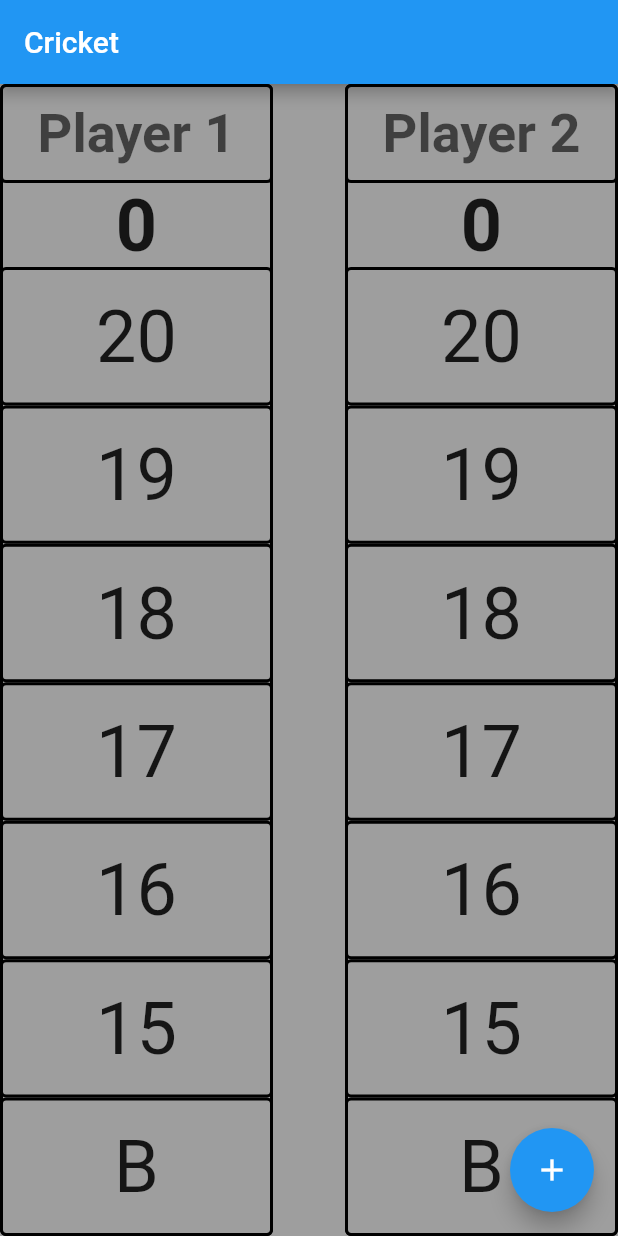
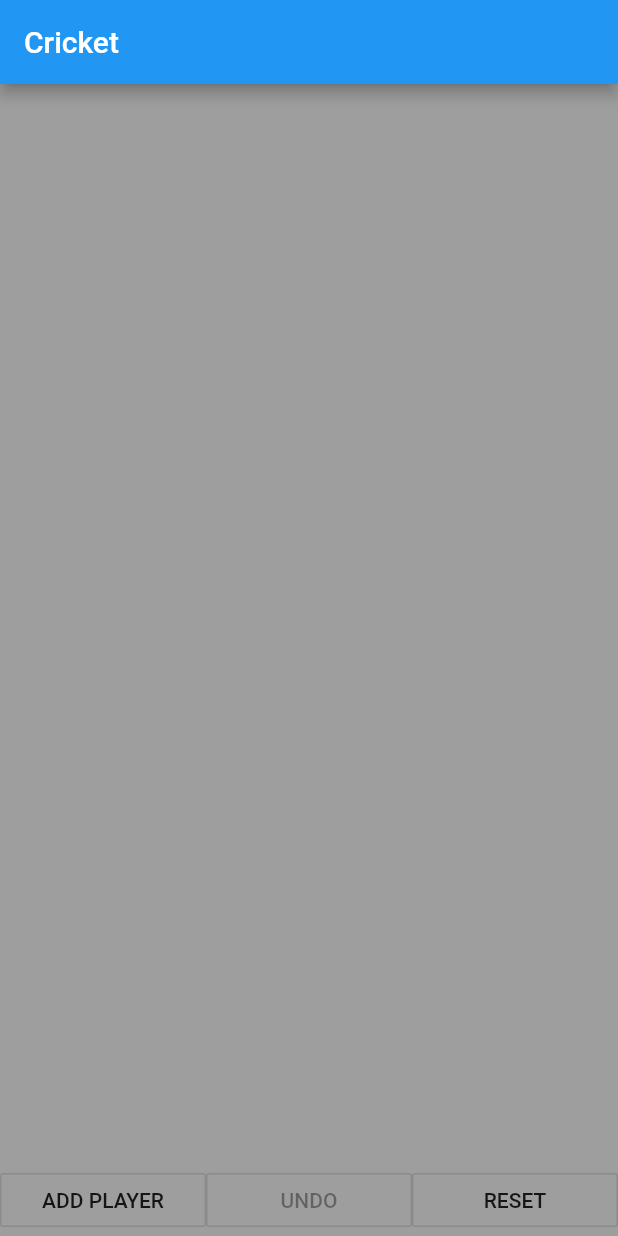
Before and after one commit to NickalasB/darts_scoreboard, a Flutter app: the screen it shows after launch, on a phone screen of 412 x 824 dp. Run offline on Flutter 3.47's test engine with Material 2 defaults, Android fonts, the phone set to English and light mode, and no system bars.

Commit message:
Add clear button and add player

```diff
--- a/lib/main.dart
+++ b/lib/main.dart
@@ -7,7 +7,7 @@ class MyApp extends StatelessWidget {
   @override
   Widget build(BuildContext context) {
     return MaterialApp(
-        title: 'Flutter Demo',
+        title: 'Dart Scoreboard',
         theme: ThemeData(
           primarySwatch: Colors.blue,
         ),
@@ -27,6 +27,9 @@ class MyHomePage extends StatefulWidget {
 }
 
 class _MyHomePageState extends State<MyHomePage> {
+  int numberOfPlayers = 0;
+  List<Widget> playerColumns = [];
+
   @override
   Widget build(BuildContext context) {
     return Scaffold(
@@ -35,20 +38,73 @@ class _MyHomePageState extends State<MyHomePage> {
         title: Text('Cricket'),
       ),
       body: SafeArea(
-        child: Row(
-          crossAxisAlignment: CrossAxisAlignment.stretch,
-          mainAxisAlignment: MainAxisAlignment.spaceBetween,
+        child: Column(
           children: [
-            Expanded(child: const ScoreColumn(playerNumber: 1)),
-            SizedBox(width: 48),
-            Expanded(child: const ScoreColumn(playerNumber: 2)),
+            Expanded(
+              child: Row(
+                crossAxisAlignment: CrossAxisAlignment.stretch,
+                mainAxisAlignment: MainAxisAlignment.spaceBetween,
+                children: playerColumns,
+              ),
+            ),
+            Row(
+              children: [
+                Expanded(
+                  child: CricketButton(
+                    label: 'ADD PLAYER',
+                    onClick: numberOfPlayers < 4
+                        ? () {
+                            setState(() {
+                              numberOfPlayers++;
+                              playerColumns.add(
+                                Expanded(
+                                  child: ScoreColumn(
+                                      playerNumber: numberOfPlayers),
+                                ),
+                              );
+                            });
+                          }
+                        : null,
+                  ),
+                ),
+                Expanded(
+                  child: CricketButton(
+                    label: 'UNDO',
+                  ),
+                ),
+                Expanded(
+                  child: CricketButton(
+                    label: 'RESET',
+                    onClick: () => setState(() {
+                      playerColumns.clear();
+                      playerColumns.addAll([
+                        Expanded(child: const ScoreColumn(playerNumber: 1)),
+                        Expanded(child: const ScoreColumn(playerNumber: 2)),
+                      ]);
+                      numberOfPlayers = playerColumns.length;
+                    }),
+                  ),
+                ),
+              ],
+            )
           ],
         ),
-      ),
-      floatingActionButton: FloatingActionButton(
-        onPressed: () => {},
-        child: Icon(Icons.add),
       ),
     );
   }
 }
+
+class CricketButton extends StatelessWidget {
+  const CricketButton({this.label, this.onClick});
+
+  final String label;
+  final VoidCallback onClick;
+
+  @override
+  Widget build(BuildContext context) {
+    return OutlineButton(
+      onPressed: onClick,
+      child: Text(label),
+    );
+  }
+}
```
